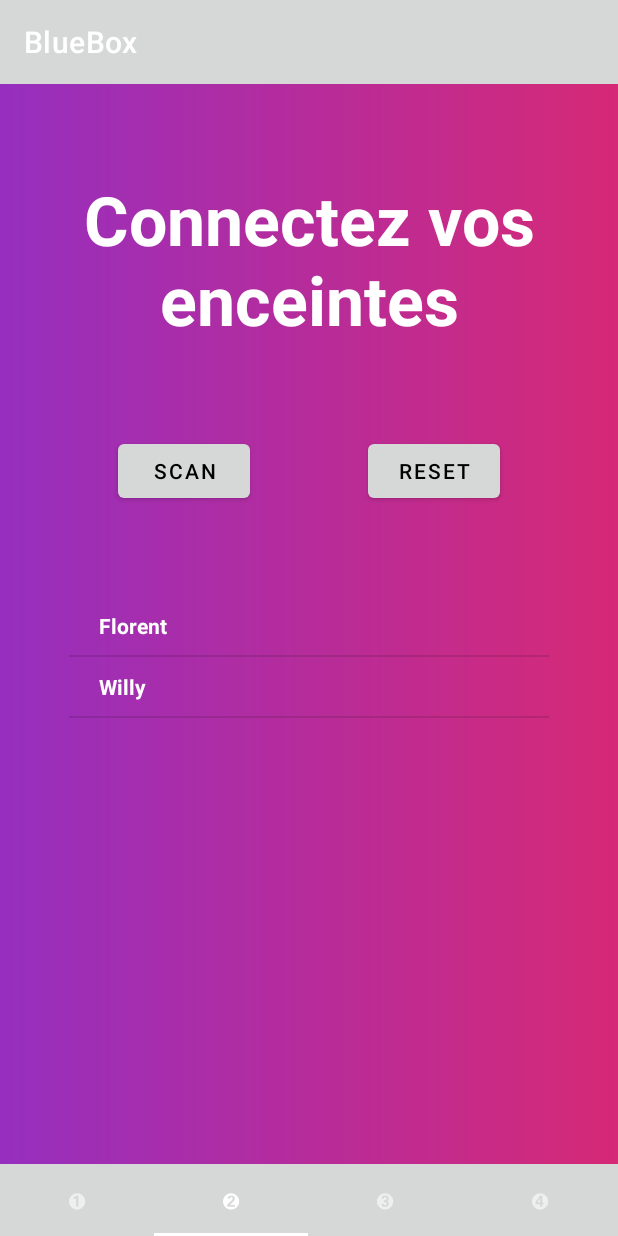
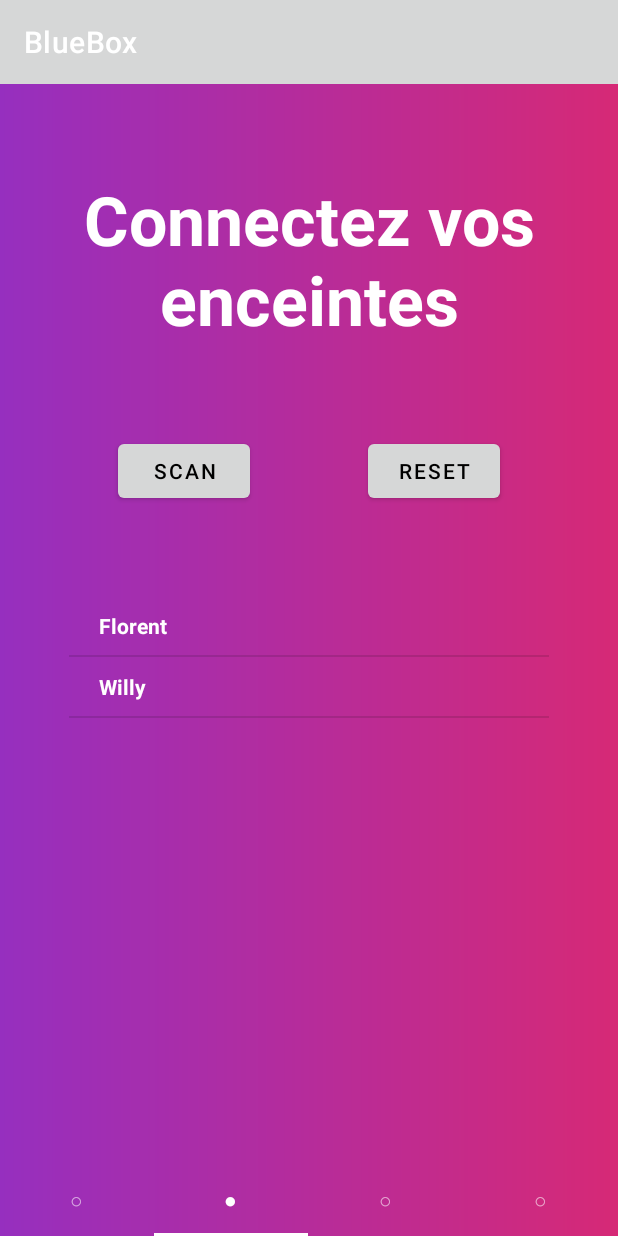
Before and after one commit to bluebox-insa/bluebox-android-app, an Android app: the screen it shows after launch (MainActivity), item 2 of the bottom bar chosen, on a phone screen of 412 x 824 dp. Run offline under Robolectric (Android 15) with nearby library versions, the phone set to English and light mode, and no system bars; our stand-ins replace Volley.

Commit message:
understood bindings and tabLayout

```diff
--- a/app/src/main/java/info/androidhive/viewpager2/MainActivity.java
+++ b/app/src/main/java/info/androidhive/viewpager2/MainActivity.java
@@ -1,18 +1,25 @@
 package info.androidhive.viewpager2;
 
+import androidx.annotation.DrawableRes;
 import androidx.annotation.NonNull;
 import androidx.appcompat.app.AppCompatActivity;
+import androidx.core.content.ContextCompat;
 import androidx.fragment.app.Fragment;
 import androidx.fragment.app.FragmentActivity;
+import androidx.viewpager.widget.ViewPager;
 import androidx.viewpager2.adapter.FragmentStateAdapter;
 
+import android.app.Activity;
 import android.os.Bundle;
+import android.util.Log;
 import android.view.View;
+import android.widget.Toast;
 
 import com.android.volley.toolbox.Volley;
+import com.google.android.material.tabs.TabLayout;
 import com.google.android.material.tabs.TabLayoutMediator;
 
-import info.androidhive.viewpager2.databinding.ActivityFragmentViewPagerBinding;
+import info.androidhive.viewpager2.databinding.ActivityMainBinding;
 import info.androidhive.viewpager2.fragments.Screen1;
 import info.androidhive.viewpager2.fragments.Screen2;
 import info.androidhive.viewpager2.fragments.Screen3;
@@ -21,13 +28,14 @@ import info.androidhive.viewpager2.fragments.Screen4;
 public class MainActivity extends AppCompatActivity {
 
     public static RequestHelper request;
-    ActivityFragmentViewPagerBinding binding;
-    String[] tabTitles = new String[]{"\u278A", "\u278B", "\u278C", "\u278D"};
+    ActivityMainBinding binding;
+
+    String[] tabTitles = new String[]{"\u25CB", "\u25CB", "\u25CB", "\u25CB"};
 
     @Override
     protected void onCreate(Bundle savedInstanceState) {
         super.onCreate(savedInstanceState);
-        binding = ActivityFragmentViewPagerBinding.inflate(getLayoutInflater());
+        binding = ActivityMainBinding.inflate(getLayoutInflater());
         setContentView(binding.getRoot());
 
         // static request object
@@ -38,6 +46,39 @@ public class MainActivity extends AppCompatActivity {
 
         binding.viewPager.setAdapter(new ViewPagerFragmentAdapter(this));
 
+        binding.tabLayout.addOnTabSelectedListener(new TabLayout.OnTabSelectedListener() {
+            @Override
+            public void onTabSelected(TabLayout.Tab tab) {
+                tab.setText("\u25CF");
+                switch (tab.getPosition()) {
+                    case 0:
+                        binding.tabLayout.setBackground(ContextCompat.getDrawable(getApplicationContext(), R.drawable.back_slide_1));
+                        break;
+                    case 1:
+                        binding.tabLayout.setBackground(ContextCompat.getDrawable(getApplicationContext(), R.drawable.back_slide_2));
+                        break;
+                    case 2:
+                        binding.tabLayout.setBackground(ContextCompat.getDrawable(getApplicationContext(), R.drawable.back_slide_3));
+                        break;
+                    case 3:
+                        binding.tabLayout.setBackground(ContextCompat.getDrawable(getApplicationContext(), R.drawable.back_slide_4));
+                        break;
+                    default:
+                        Log.e("onTabSelected", "tab.getPosition() is not include in [0:3] as expected.");
+                        break;
+                }
+            }
+
+            @Override
+            public void onTabUnselected(TabLayout.Tab tab) {
+                tab.setText("\u25CB");
+            }
+
+            @Override
+            public void onTabReselected(TabLayout.Tab tab) {
+
+            }
+        });
         // attaching tab mediator
         new TabLayoutMediator(binding.tabLayout, binding.viewPager, (tab, position) -> tab.setText(tabTitles[position])).attach();
     }
--- a/app/src/main/res/layout/activity_fragment_view_pager.xml
+++ /dev/null
@@ -1,22 +0,0 @@
-<?xml version="1.0" encoding="utf-8"?>
-<LinearLayout xmlns:android="http://schemas.android.com/apk/res/android"
-    xmlns:app="http://schemas.android.com/apk/res-auto"
-    xmlns:tools="http://schemas.android.com/tools"
-    android:layout_width="match_parent"
-    android:layout_height="match_parent"
-    android:orientation="vertical"
-    tools:context=".MainActivity">
-
-    <androidx.viewpager2.widget.ViewPager2
-        android:id="@+id/view_pager"
-        android:layout_width="match_parent"
-        android:layout_height="0dp"
-        android:layout_weight="1" />
-
-    <com.google.android.material.tabs.TabLayout
-        android:id="@+id/tab_layout"
-        style="@style/Widget.MaterialComponents.TabLayout.Colored"
-        android:layout_width="match_parent"
-        android:layout_height="wrap_content" />
-
-</LinearLayout>
```
Also changed, not shown: app/src/main/res/layout/activity_main.xml (+10 -13 lines), app/src/main/res/layout/activity_views_slider.xml (deleted, +0 -58 lines).
